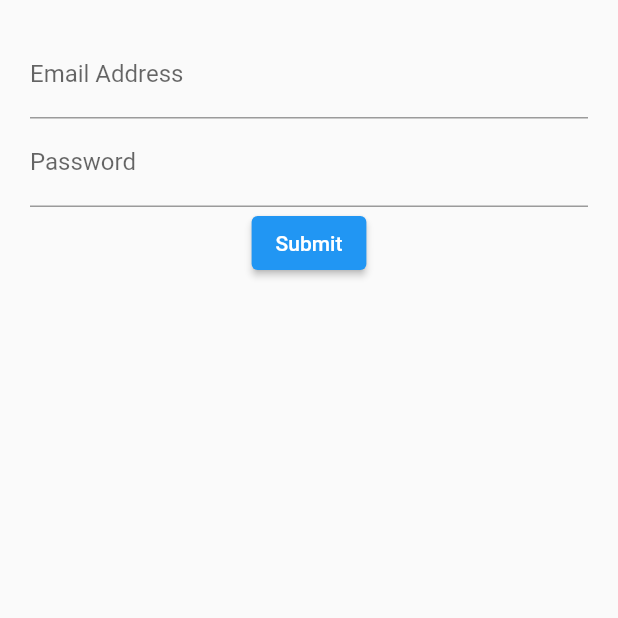
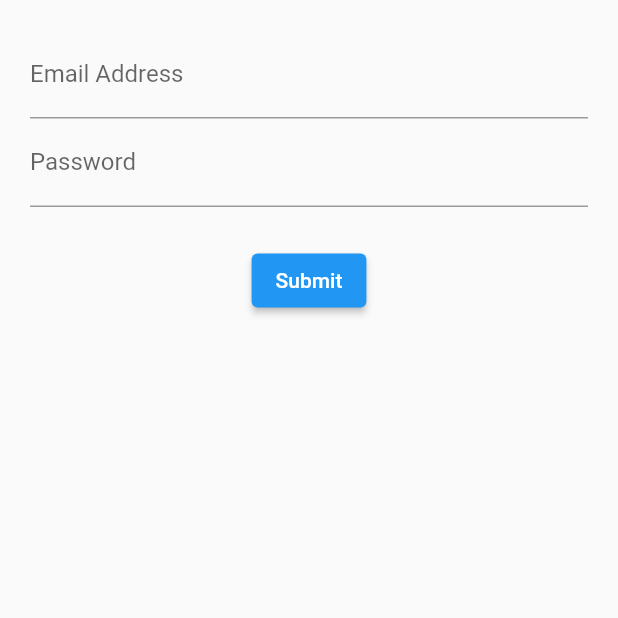
Before and after one commit to clshu/flutter_03_login, a Flutter app: the screen it shows after launch, on a phone screen of 412 x 824 dp, the top half of it. Run offline on Flutter 3.47's test engine with Material 2 defaults, Android fonts, the phone set to English and light mode, and no system bars.

Commit message:
Add a Container with a margin as a devider between 2 widgets.

```diff
--- a/lib/src/screens/login_screen.dart
+++ b/lib/src/screens/login_screen.dart
@@ -15,6 +15,7 @@ class LoginScreenState extends State<LoginScreen> {
           children: [
             emailField(),
             passwordField(),
+            Container(margin: EdgeInsets.only(bottom:  25.0)),
             submitButton(),
           ],
         ),
```
